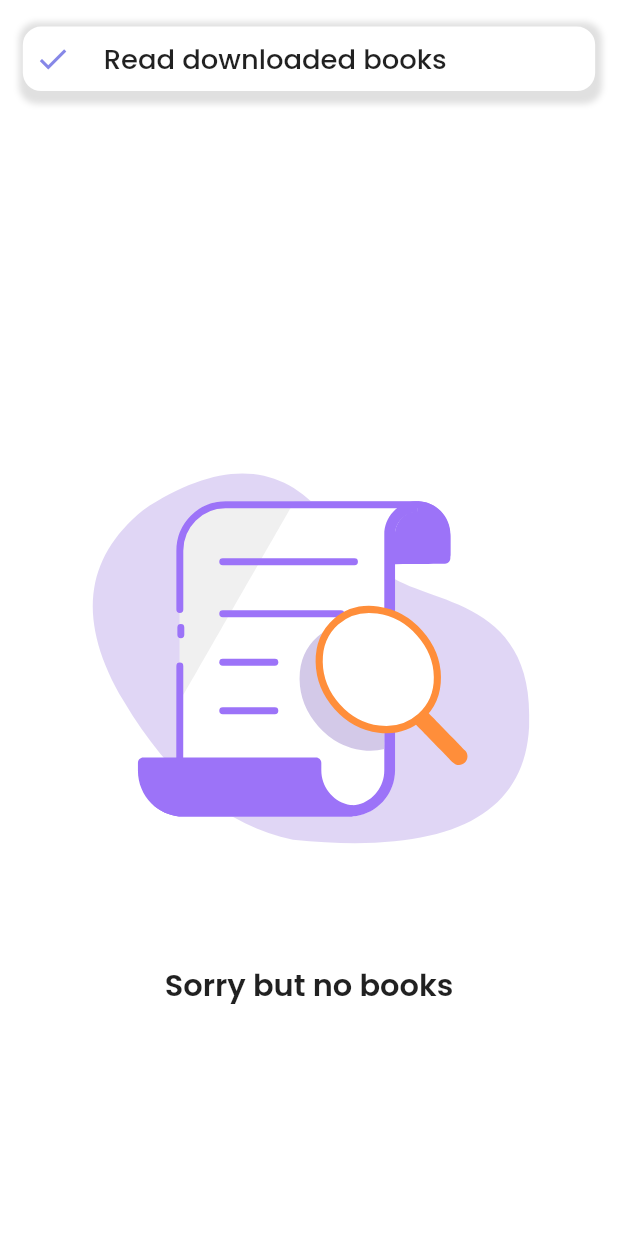
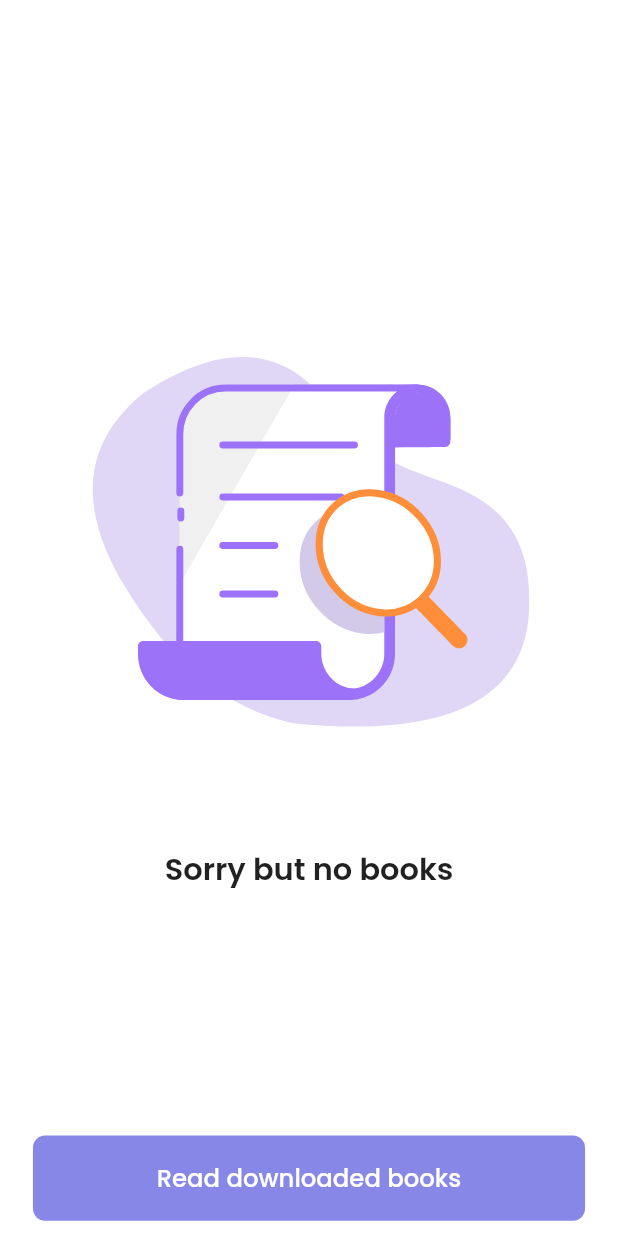
Before and after one commit to azor1105/book_store, a Flutter app: the SavedBooksScreen screen opened directly, on a phone screen of 412 x 824 dp. Run offline on Flutter 3.47's test engine with Material 2 defaults, Android fonts, the phone set to English and light mode, and no system bars; our stand-ins replace bloc, cached_network_image, carousel_slider, cloud_firestore, connectivity_plus, dio and 17 more; missing offline and left inert: firebase_app_check, syncfusion_flutter_pdfviewer; accounts and stored records are empty; statements that could not run were skipped; project files that could hold a hidden picture were left out.

Commit message:
used button in saved book screen

```diff
--- a/lib/presentation/views/no_internet/no_internet_screen.dart
+++ b/lib/presentation/views/no_internet/no_internet_screen.dart
@@ -1,3 +1,4 @@
+import 'package:book_store/presentation/utils/constants/route_names.dart';
 import 'package:book_store/presentation/utils/my_colors.dart';
 import 'package:book_store/presentation/utils/my_fonts.dart';
 import 'package:book_store/presentation/utils/my_icons.dart';
@@ -36,7 +37,9 @@ class NoInternetScreen extends StatelessWidget {
             Padding(
               padding: EdgeInsets.symmetric(horizontal: 20.w),
               child: CustomRectangleTextButton(
-                onPressed: () {},
+                onPressed: () {
+                  Navigator.pushNamed(context, RouteNames.downloadedBooks);
+                },
                 title: 'Read saved books',
               ),
             ),
--- a/lib/presentation/views/tab_box/tabs/saved/saved_books_screen.dart
+++ b/lib/presentation/views/tab_box/tabs/saved/saved_books_screen.dart
@@ -1,5 +1,6 @@
 import 'package:book_store/data/models/saved_book/saved_book_model.dart';
 import 'package:book_store/presentation/utils/constants/route_names.dart';
+import 'package:book_store/presentation/widgets/buttons/custom_rectangle_text_button.dart';
 import 'package:book_store/providers/saved_book_provider.dart';
 import 'package:book_store/presentation/utils/my_colors.dart';
 import 'package:book_store/presentation/utils/my_fonts.dart';
@@ -19,43 +20,8 @@ class SavedBooksScreen extends StatelessWidget {
       backgroundColor: MyColors.white,
       body: Column(
         children: [
-          Container(
-            margin: EdgeInsets.all(15.sp),
-            width: double.infinity,
-            decoration: BoxDecoration(
-              borderRadius: BorderRadius.circular(12.r),
-              boxShadow: [
-                BoxShadow(
-                  spreadRadius: 3,
-                  blurRadius: 3,
-                  color: Colors.grey.shade300,
-                  offset: const Offset(1, 3),
-                ),
-              ],
-            ),
-            child: TextButton(
-              style: TextButton.styleFrom(
-                  shape: RoundedRectangleBorder(
-                    borderRadius: BorderRadius.circular(12.r),
-                  ),
-                  foregroundColor: MyColors.c8687E7,
-                  backgroundColor: MyColors.white),
-              onPressed: () {
-                Navigator.pushNamed(context, RouteNames.downloadedBooks);
-              },
-              child: Row(
-                children: [
-                  const Icon(Icons.check),
-                  SizedBox(width: 20.w),
-                  Text(
-                    'Read downloaded books',
-                    style: MyFonts.w500.copyWith(fontSize: 18.sp),
-                  ),
-                ],
-              ),
-            ),
-          ),
-          StreamBuilder<List<SavedBookModel>>(
+          Expanded(
+            child: StreamBuilder<List<SavedBookModel>>(
               stream: context.read<SavedBookProvider>().getAllSavedBooks(
                     userId: context.read<User?>()!.uid,
                   ),
@@ -109,6 +75,16 @@ class SavedBooksScreen extends StatelessWidget {
                 }
               },
             ),
+          ),
+           Padding(
+            padding: EdgeInsets.symmetric(horizontal: 20.w, vertical: 10.h),
+            child: CustomRectangleTextButton(
+              onPressed: () {
+                Navigator.pushNamed(context, RouteNames.downloadedBooks);
+              },
+              title: 'Read downloaded books',
+            ),
+          ),
         ],
       ),
     );
```
Also changed, not shown: lib/presentation/views/downloaded_books/downloaded_books_screen.dart (+19 -2 lines). Lines whose indentation alone changed are shown as unchanged.
